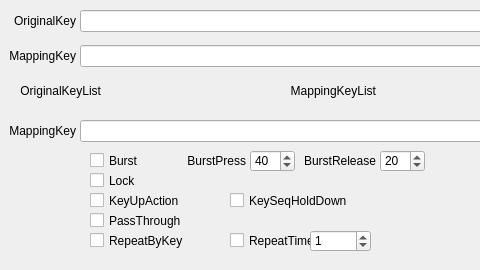
First picture: the form in QKeyMapper/qitemsetupdialog.ui, repository Zalafina/QKeyMapper, before the edit; both pictures show x 0 to 480 and y 0 to 270 of the 820 by 270 pixel window.
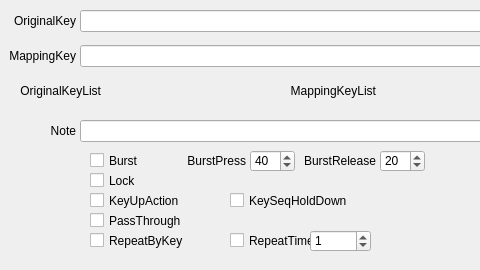
Second picture: the form after the edit.

Commit message: Add ShowNotes Button.

```diff
--- a/QKeyMapper/qitemsetupdialog.ui
+++ b/QKeyMapper/qitemsetupdialog.ui
@@ -376,7 +376,7 @@
     </rect>
    </property>
    <property name="text">
-    <string>MappingKey</string>
+    <string>Note</string>
    </property>
    <property name="alignment">
     <set>Qt::AlignmentFlag::AlignRight|Qt::AlignmentFlag::AlignTrailing|Qt::AlignmentFlag::AlignVCenter</set>
```
Left out of the diff: 6 changed lines with no effect on the pictures. The commit also changes 9 other files.
